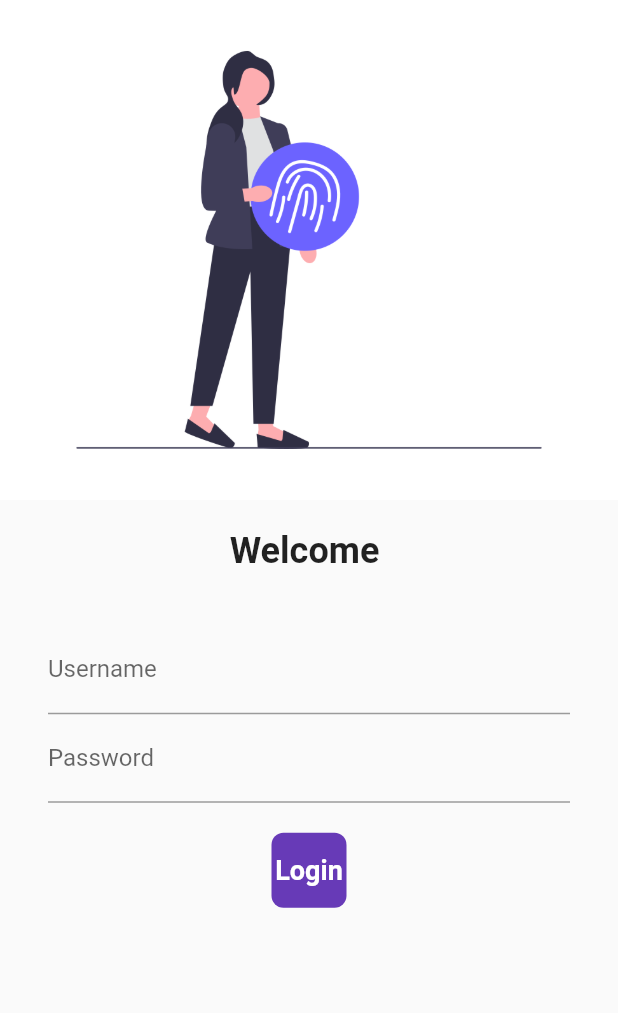
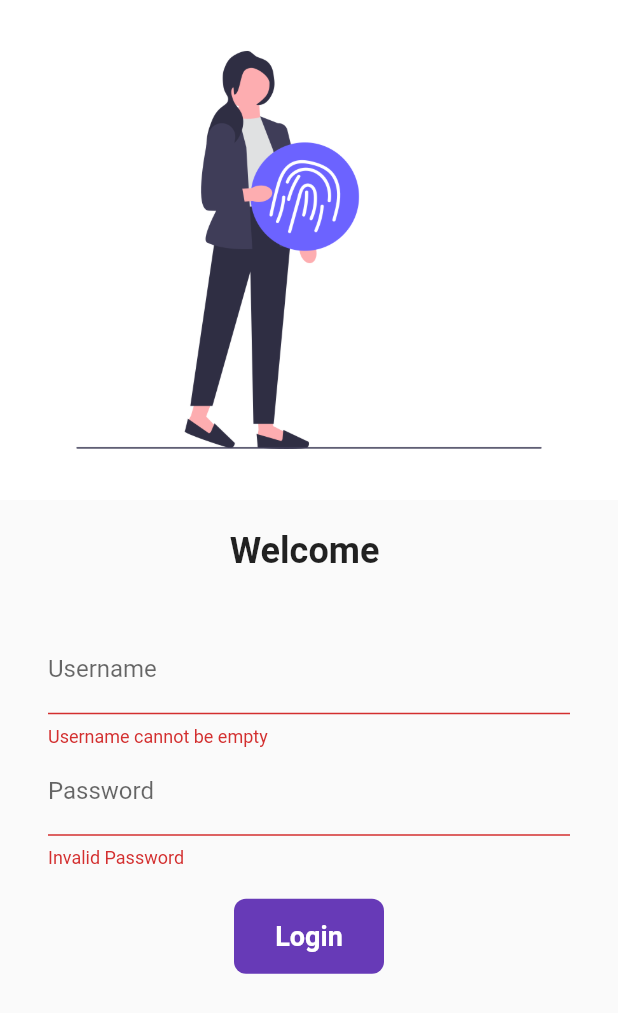
Before and after one commit to rishabhchauhan421/30DaysOfFlutter, a Flutter app: the screen it shows after launch, after a tap on "Login", on a phone screen of 412 x 824 dp. Shown: the top 1013 px of the screen. Run offline on Flutter 3.47's test engine with Material 2 defaults, Android fonts, the phone set to English and light mode, and no system bars.

Commit message:
Day 7 Completed

```diff
--- a/lib/pages/login_page.dart
+++ b/lib/pages/login_page.dart
@@ -14,10 +14,24 @@ class _LoginPageState extends State<LoginPage> {
   String name = "";
   bool changeButton = false;
 
+  final _formKey = GlobalKey<FormState>();
+
+  moveToHome(BuildContext context) {
+    if (_formKey.currentState!.validate()) {
+      setState(() {
+        changeButton = !changeButton;
+        Navigator.pushNamed(context, MyRoutes.HOMEROUTE);
+        changeButton = !changeButton;
+      });
+    }
+  }
+
   @override
   Widget build(BuildContext context) {
     return Material(
         child: SingleChildScrollView(
+      child: Form(
+        key: _formKey,
         child: Column(
           children: [
             Image.asset("assets/images/login_image.png", fit: BoxFit.cover),
@@ -38,29 +52,35 @@ class _LoginPageState extends State<LoginPage> {
                       hintText: "Enter Username",
                       labelText: "Username",
                     ),
-                    onChanged: (value) => {name = value, setState(() {})}),
+                    onChanged: (value) => {name = value, setState(() {})},
+                    validator: (value) {
+                      if (value!.isEmpty) {
+                        return "Username cannot be empty";
+                      }
+                      return null;
+                    },
+                  ),
                   TextFormField(
                     obscureText: true,
                     decoration: InputDecoration(
                       hintText: "Enter Password",
                       labelText: "Password",
-                    )),
+                    ),
+                    validator: (value) {
+                      if (value!.isEmpty || value.length < 6) {
+                        return "Invalid Password";
+                      }
+                      return null;
+                    },
+                  ),
                   SizedBox(
                     height: 20.0,
                   ),
-                // ElevatedButton(
-                //   child: Text("Login"),
-                //   style: TextButton.styleFrom(),
-                //   onPressed: () {
-                //     Navigator.pushNamed(context, MyRoutes.HOMEROUTE);
-                //   },
-                // )
-                InkWell(
-                  onTap: () => {
-                    setState(() {
-                      changeButton = !changeButton;
-                    })
-                  },
+                  Material(
+                    borderRadius: BorderRadius.circular(8),
+                    color: Colors.deepPurple,
+                    child: InkWell(
+                      onTap: () => moveToHome(context),
                       child: AnimatedContainer(
                           duration: Duration(seconds: 1),
                           width: changeButton ? 50 : 100,
@@ -72,17 +92,15 @@ class _LoginPageState extends State<LoginPage> {
                                 color: Colors.white,
                                 fontWeight: FontWeight.bold,
                                 fontSize: 18),
+                          )),
                     ),
-                      decoration: BoxDecoration(
-                        borderRadius: BorderRadius.circular(8),
-                        color: Colors.deepPurple,
-                      )),
                   )
                 ],
               ),
             )
           ],
         ),
+      ),
     ));
   }
 }
```
Lines whose indentation alone changed are shown as unchanged.
